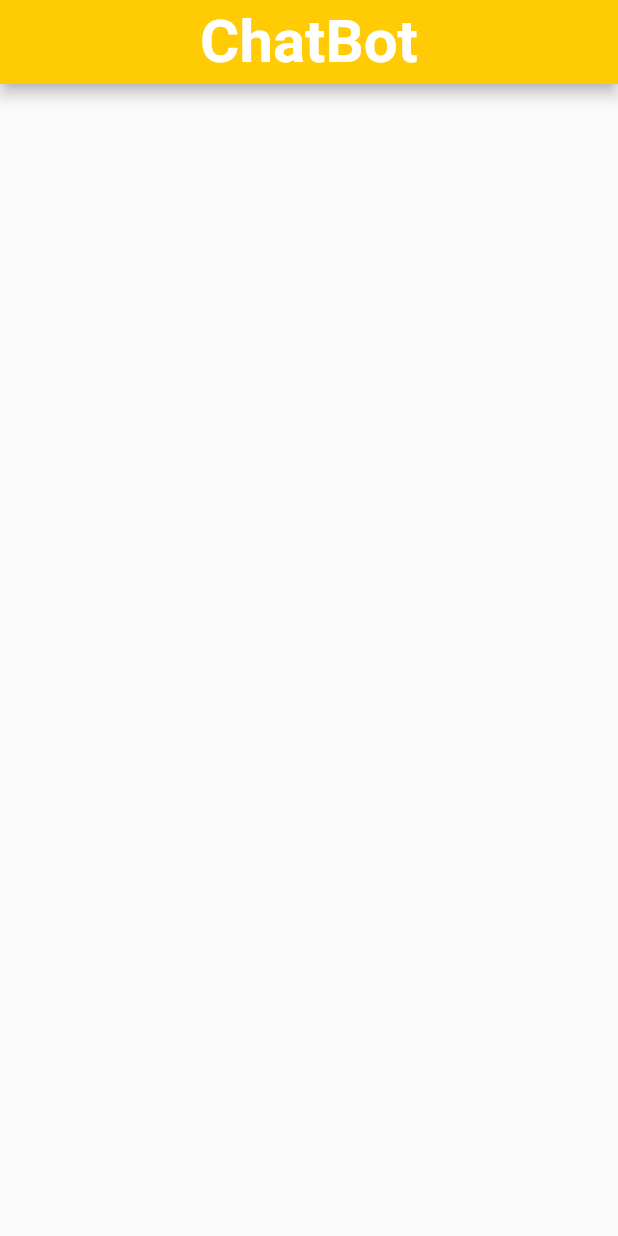
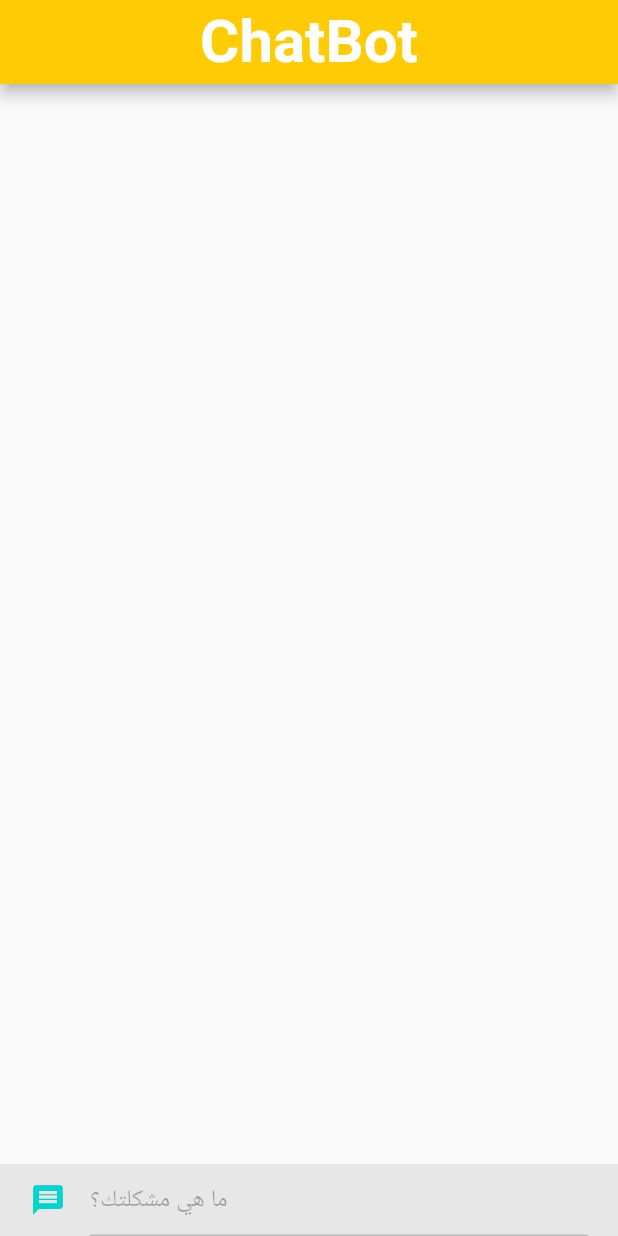
Before and after one commit to omarelshopky/Arabic-AI-ChatBot, a Flutter app: the screen it shows after launch, on a phone screen of 412 x 824 dp. Run offline on Flutter 3.47's test engine with Material 2 defaults, Android fonts, the phone set to English and light mode, and no system bars.

Commit message:
Add Message TextBox for ChatBot chatbot_screen

```diff
--- /dev/null
+++ b/lib/chatbot_screen.dart
@@ -0,0 +1,75 @@
+import 'dart:ui';
+
+import 'package:flutter/material.dart';
+
+class ChatBotScreen extends StatefulWidget {
+  const ChatBotScreen({ Key? key }) : super(key: key);
+
+  @override
+  _ChatBotScreenState createState() => _ChatBotScreenState();
+}
+
+class _ChatBotScreenState extends State<ChatBotScreen> {
+  // Class Properties
+  final GlobalKey<AnimatedListState> _listKey = GlobalKey();
+  List <String> _data = [];
+  TextEditingController messageTextBox = TextEditingController();
+
+
+  @override
+  Widget build(BuildContext context) {
+    return Scaffold(
+      appBar: AppBar(
+        backgroundColor: Color(0xFFFFCB05), // AppBar Color
+        centerTitle: true,
+        title: Text(
+          "ChatBot",
+          style: TextStyle(fontSize: 40, fontWeight: FontWeight.bold)
+        ),
+      ),
+      body: Stack(
+        children: <Widget>[
+          AnimatedList(
+            key: _listKey,
+            initialItemCount: _data.length,
+            itemBuilder:
+              (BuildContext context, int index, Animation animation){
+                return widget; //buildItem(_data[index], index, animation);
+            },
+          ),
+
+          /**  Message Textbox and Sending Icon **/
+          Align(
+            alignment: Alignment.bottomCenter,
+            child: ColorFiltered(
+              colorFilter: ColorFilter.linearToSrgbGamma(),
+              child: Container(
+                color: Color(0xFFCCCCCC), // Message Textbox Color
+                child: Padding(
+                  padding: EdgeInsets.only(left: 20, right: 20),
+                  child: TextField(
+                    decoration: InputDecoration(
+                      icon: Icon(
+                        Icons.message,
+                        color: Color(0xFF00A99D) // Send Icon Color
+                      ),
+                      hintText: "ما هي مشكلتك؟",
+                      fillColor: Colors.white12,
+                    ),
+                  ),
+                ),
+              ),
+            ),
+          )
+        ],
+      ),
+    );
+  }
+}
+
+
+
+/***      Function for building Item Widget      ***/
+//Widget buildItem(String item, int index, Animation animation){
+
+//}
--- a/lib/home_screen.dart
+++ /dev/null
@@ -1,33 +0,0 @@
-import 'package:flutter/material.dart';
-
-class HomeScreen extends StatefulWidget {
-  const HomeScreen({ Key? key }) : super(key: key);
-
-  @override
-  _HomeScreenState createState() => _HomeScreenState();
-}
-
-class _HomeScreenState extends State<HomeScreen> {
-  // Class Properties
-  final GlobalKey<AnimatedListState> _listKey = GlobalKey();
-  List <String> _data = [];
-  static const String BOT_URL = "";
-  TextEditingController messageTextBox = TextEditingController();
-
-
-
-
-  @override
-  Widget build(BuildContext context) {
-    return Scaffold(
-      appBar: AppBar(
-        backgroundColor: Color(0xFFFFCB05),
-        centerTitle: true,
-        title: Text(
-          "ChatBot",
-          style: TextStyle(fontSize: 40, fontWeight: FontWeight.bold)
-        ),
-      ),
-    );
-  }
-}
--- a/lib/main.dart
+++ b/lib/main.dart
@@ -1,7 +1,8 @@
 import 'package:flutter/material.dart';
 
-import 'home_screen.dart';
+import 'chatbot_screen.dart';
 
+// ignore: slash_for_doc_comments
 /***      Entry Point for the App     ***/
 void main() => runApp(MyApp());
 
@@ -14,7 +15,7 @@ class MyApp extends StatelessWidget {
     return MaterialApp(
       debugShowCheckedModeBanner: false,
       title: "ChatBot",
-      home: HomeScreen(),
+      home: ChatBotScreen(),
     );
   }
 }
```
